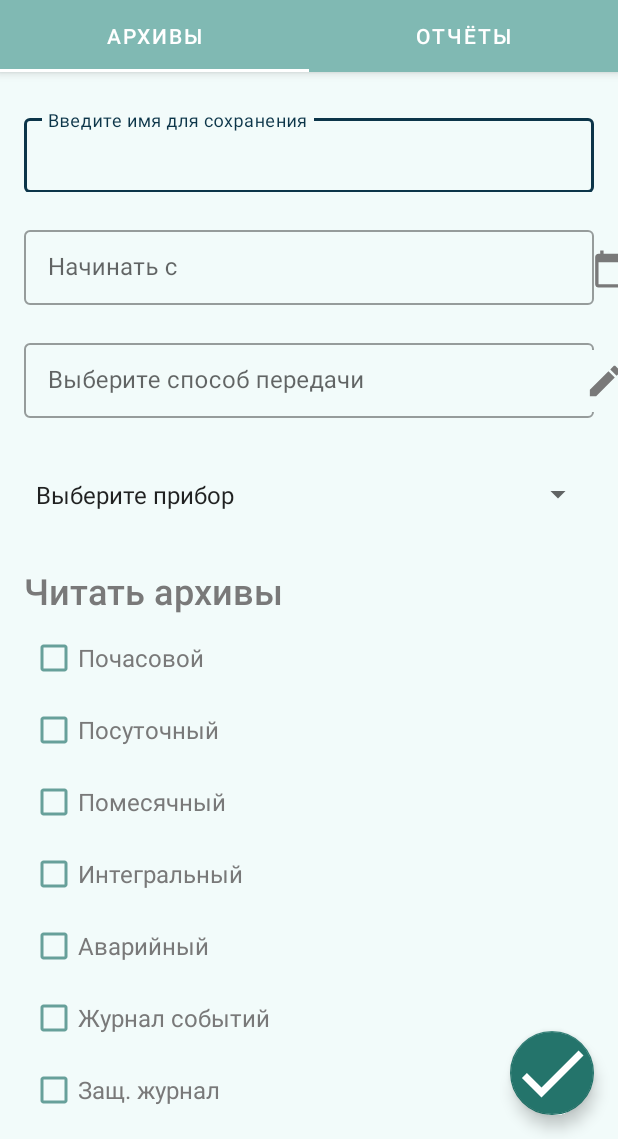
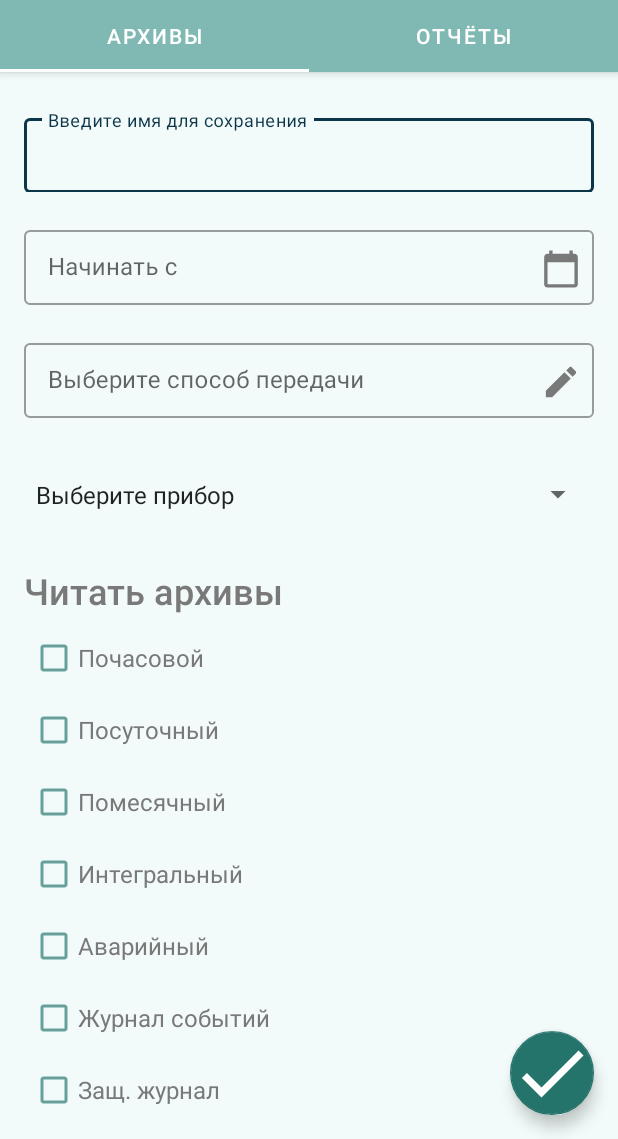
Before and after one commit to lerapenguin11/KARAT-DATA, an Android app: the screen it shows after launch (MainActivity), on a phone screen of 412 x 824 dp, the part 97-1236 px from its top. Run offline under Robolectric (Android 15) with nearby library versions, the phone set to English and light mode, and no system bars.

Commit message:
+scrollView, imageButton не съезжает

```diff
--- a/app/src/main/res/layout/fragment_blank1.xml
+++ b/app/src/main/res/layout/fragment_blank1.xml
@@ -1,7 +1,8 @@
 <?xml version="1.0" encoding="utf-8"?>
-<FrameLayout xmlns:android="http://schemas.android.com/apk/res/android"
+<ScrollView xmlns:android="http://schemas.android.com/apk/res/android"
     xmlns:app="http://schemas.android.com/apk/res-auto"
     xmlns:tools="http://schemas.android.com/tools"
+    android:id="@+id/fragment_blank1"
     android:layout_width="match_parent"
     android:layout_height="match_parent"
     tools:context=".ui.main.BlankFragment1">
@@ -59,14 +60,14 @@
 
         <ImageButton
             android:id="@+id/img_data"
-            android:layout_width="10dp"
-            android:layout_height="42dp"
-            android:layout_alignParentStart="true"
-            android:layout_alignParentTop="true"
-            android:layout_alignParentEnd="true"
-            android:layout_marginStart="420dp"
-            android:layout_marginTop="110dp"
-            android:layout_marginEnd="16dp"
+            android:layout_width="40dp"
+            android:layout_height="10dp"
+            android:layout_alignTop="@+id/filledTextField2"
+            android:layout_alignEnd="@+id/filledTextField2"
+            android:layout_alignBottom="@+id/filledTextField2"
+            android:layout_marginTop="10dp"
+            android:layout_marginEnd="2dp"
+            android:layout_marginBottom="3dp"
             android:layout_weight="1"
             android:background="@color/c_light_mint"
             android:src="@drawable/ic_calendar_foreground"
@@ -96,15 +97,14 @@
 
         <ImageButton
             android:id="@+id/img_setting"
-            android:layout_width="10dp"
-            android:layout_height="41dp"
-            android:layout_alignParentStart="true"
-            android:layout_alignParentTop="true"
-            android:layout_alignParentEnd="true"
-            android:layout_marginStart="420dp"
-            android:layout_marginTop="185dp"
-            android:layout_marginEnd="25dp"
-            android:layout_weight="1"
+            android:layout_width="40dp"
+            android:layout_height="10dp"
+            android:layout_alignTop="@+id/filledTextField3"
+            android:layout_alignEnd="@+id/filledTextField3"
+            android:layout_alignBottom="@+id/filledTextField3"
+            android:layout_marginTop="10dp"
+            android:layout_marginEnd="2dp"
+            android:layout_marginBottom="3dp"
             android:background="@color/c_light_mint"
             android:src="@drawable/ic_pencil_foreground" />
 
@@ -247,6 +247,4 @@
             android:theme="@style/CheckboxStyle"
             app:useMaterialThemeColors="false" />
     </RelativeLayout>
-
-
-</FrameLayout>
+</ScrollView>
```
